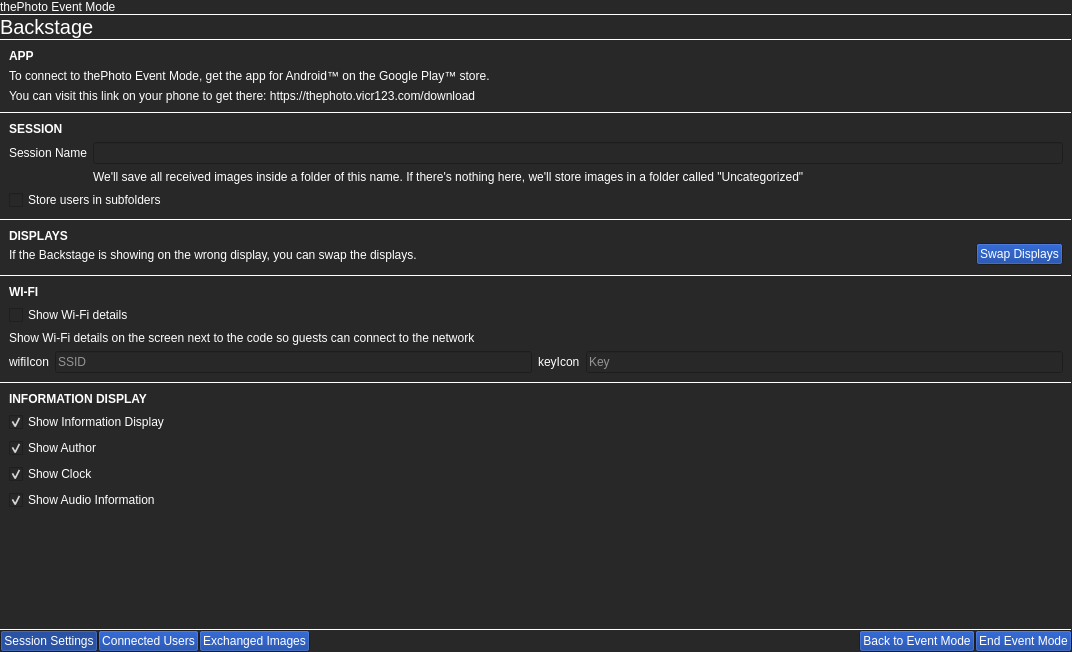
theCheeseboard/thephoto, file event/eventmodesettings.ui: the form before one commit.
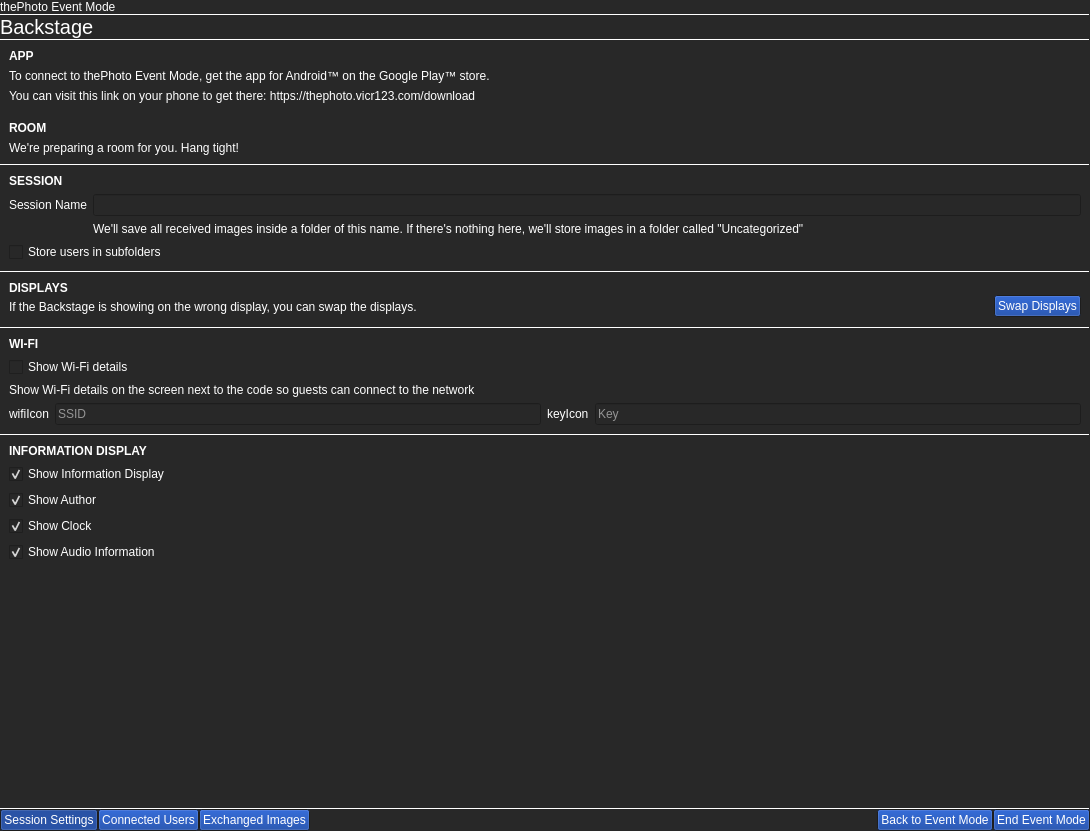
The form after the commit. Icons and pictures are not drawn. Custom widgets are drawn as their Qt base class.

What changed in the file:
```diff
--- a/event/eventmodesettings.ui
+++ b/event/eventmodesettings.ui
@@ -6,8 +6,8 @@
    <rect>
     <x>0</x>
     <y>0</y>
-    <width>1072</width>
-    <height>652</height>
+    <width>1090</width>
+    <height>831</height>
    </rect>
   </property>
   <property name="palette">
@@ -94,6 +94,15 @@
        </color>
       </brush>
      </colorrole>
+     <colorrole role="PlaceholderText">
+      <brush brushstyle="NoBrush">
+       <color alpha="128">
+        <red>255</red>
+        <green>255</green>
+        <blue>255</blue>
+       </color>
+      </brush>
+     </colorrole>
     </active>
     <inactive>
      <colorrole role="WindowText">
@@ -177,6 +186,15 @@
        </color>
       </brush>
      </colorrole>
+     <colorrole role="PlaceholderText">
+      <brush brushstyle="NoBrush">
+       <color alpha="128">
+        <red>255</red>
+        <green>255</green>
+        <blue>255</blue>
+       </color>
+      </brush>
+     </colorrole>
     </inactive>
     <disabled>
      <colorrole role="WindowText">
@@ -260,6 +278,15 @@
        </color>
       </brush>
      </colorrole>
+     <colorrole role="PlaceholderText">
+      <brush brushstyle="NoBrush">
+       <color alpha="128">
+        <red>255</red>
+        <green>255</green>
+        <blue>255</blue>
+       </color>
+      </brush>
+     </colorrole>
     </disabled>
    </palette>
   </property>
@@ -360,6 +387,39 @@
         <number>0</number>
        </property>
        <item>
+        <widget class="QScrollArea" name="scrollArea">
+         <property name="frameShape">
+          <enum>QFrame::NoFrame</enum>
+         </property>
+         <property name="widgetResizable">
+          <bool>true</bool>
+         </property>
+         <widget class="QWidget" name="scrollAreaWidgetContents">
+          <property name="geometry">
+           <rect>
+            <x>0</x>
+            <y>0</y>
+            <width>1090</width>
+            <height>734</height>
+           </rect>
+          </property>
+          <layout class="QVBoxLayout" name="verticalLayout_9">
+           <property name="spacing">
+            <number>0</number>
+           </property>
+           <property name="leftMargin">
+            <number>0</number>
+           </property>
+           <property name="topMargin">
+            <number>0</number>
+           </property>
+           <property name="rightMargin">
+            <number>0</number>
+           </property>
+           <property name="bottomMargin">
+            <number>0</number>
+           </property>
+           <item>
         <layout class="QVBoxLayout" name="verticalLayout_6">
          <property name="spacing">
           <number>6</number>
@@ -405,6 +465,45 @@
          </item>
         </layout>
        </item>
+           <item>
+            <layout class="QVBoxLayout" name="verticalLayout_10">
+             <property name="spacing">
+              <number>6</number>
+             </property>
+             <property name="leftMargin">
+              <number>9</number>
+             </property>
+             <property name="topMargin">
+              <number>9</number>
+             </property>
+             <property name="rightMargin">
+              <number>9</number>
+             </property>
+             <property name="bottomMargin">
+              <number>9</number>
+             </property>
+             <item>
+              <widget class="QLabel" name="label_16">
+               <property name="font">
+                <font>
+                 <weight>75</weight>
+                 <bold>true</bold>
+                </font>
+               </property>
+               <property name="text">
+                <string>ROOM</string>
+               </property>
+              </widget>
+             </item>
+             <item>
+              <widget class="QLabel" name="roomInfoLabel">
+               <property name="text">
+                <string notr="true">We're preparing a room for you. Hang tight!</string>
+               </property>
+              </widget>
+             </item>
+            </layout>
+           </item>
        <item>
         <widget class="Line" name="line">
          <property name="maximumSize">
@@ -871,10 +970,14 @@
          <property name="sizeHint" stdset="0">
           <size>
            <width>20</width>
-           <height>40</height>
+               <height>132</height>
           </size>
          </property>
         </spacer>
+           </item>
+          </layout>
+         </widget>
+        </widget>
        </item>
       </layout>
      </widget>
```
Left out of the diff: 12 changed lines with no effect on the pictures. Lines whose indentation alone changed are shown as unchanged.
